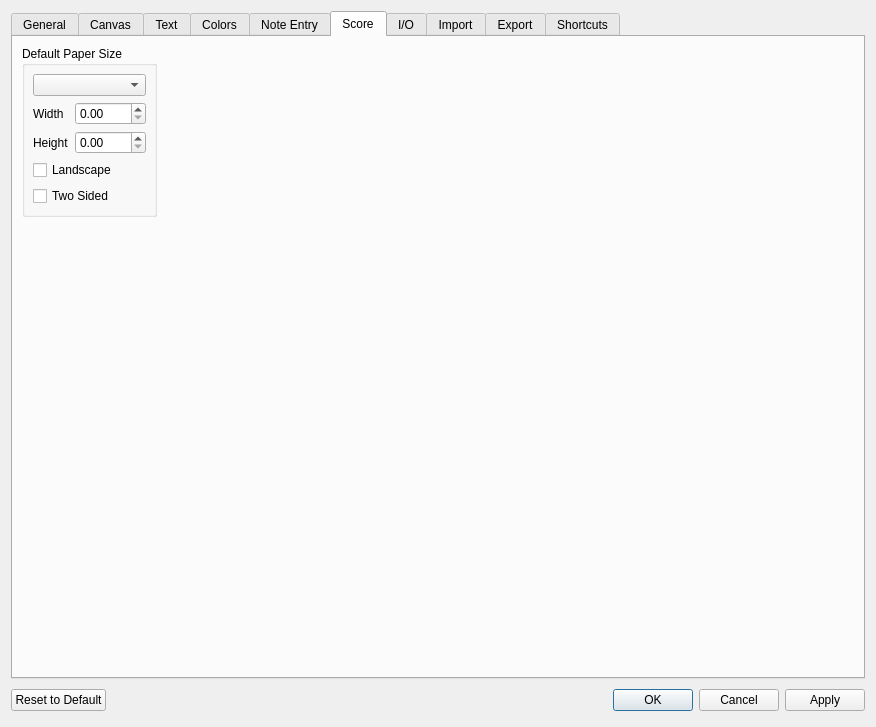
musescore/musescore-old, file mscore/mscore/prefsdialog.ui: the form before one commit.
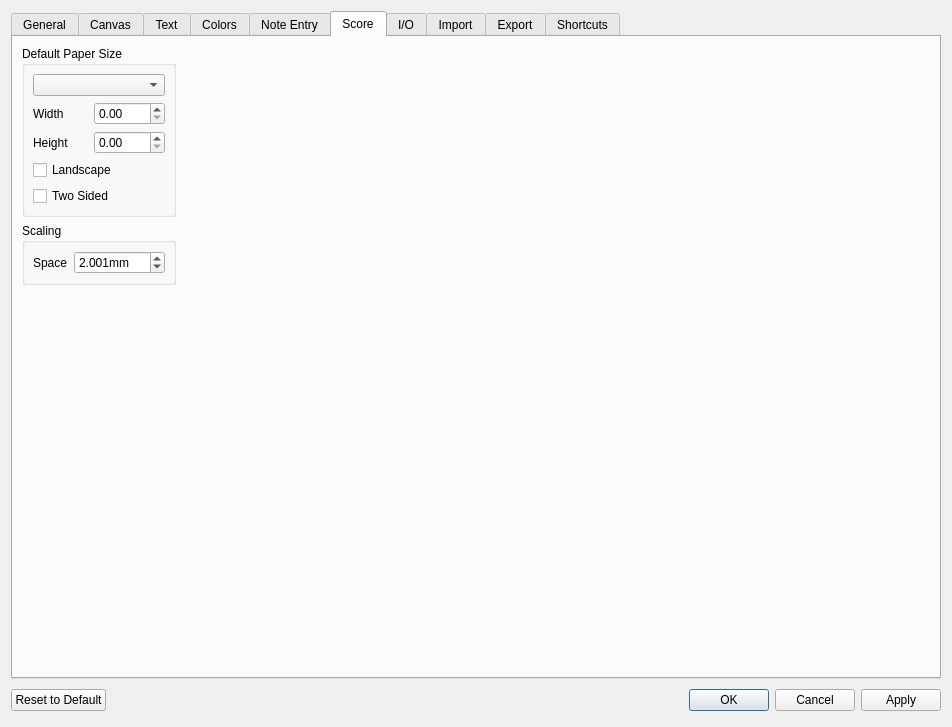
The form after the commit. The open tabs and pages were chosen to show the change. Icons and pictures are not drawn. Custom widgets are drawn as their Qt base class.

Commit message: add default spatium value for new scores to preferences

```diff
--- a/mscore/mscore/prefsdialog.ui
+++ b/mscore/mscore/prefsdialog.ui
@@ -6,7 +6,7 @@
    <rect>
     <x>0</x>
     <y>0</y>
-    <width>876</width>
+    <width>952</width>
     <height>727</height>
    </rect>
   </property>
@@ -1353,14 +1353,15 @@
       <attribute name="title">
        <string>Score</string>
       </attribute>
-      <layout class="QVBoxLayout" name="verticalLayout_6">
-       <item>
-        <layout class="QHBoxLayout" name="horizontalLayout_3">
-         <item>
+      <layout class="QGridLayout" name="gridLayout">
+       <item row="0" column="0">
           <widget class="QGroupBox" name="groupBox_11">
            <property name="title">
             <string>Default Paper Size</string>
            </property>
+         <property name="flat">
+          <bool>true</bool>
+         </property>
            <layout class="QGridLayout" name="_2">
             <property name="margin">
              <number>8</number>
@@ -1440,22 +1441,79 @@
            </layout>
           </widget>
          </item>
-         <item>
+       <item row="0" column="1">
           <spacer name="horizontalSpacer">
            <property name="orientation">
             <enum>Qt::Horizontal</enum>
            </property>
            <property name="sizeHint" stdset="0">
             <size>
-             <width>40</width>
+           <width>713</width>
              <height>20</height>
             </size>
            </property>
           </spacer>
          </item>
-        </layout>
+       <item row="1" column="0">
+        <widget class="QGroupBox" name="groupBox_18">
+         <property name="title">
+          <string>Scaling</string>
+         </property>
+         <property name="flat">
+          <bool>true</bool>
+         </property>
+         <layout class="QHBoxLayout" name="_3">
+          <property name="spacing">
+           <number>6</number>
+          </property>
+          <property name="margin">
+           <number>8</number>
+          </property>
+          <item>
+           <widget class="QLabel" name="label_38">
+            <property name="text">
+             <string>Space</string>
+            </property>
+            <property name="textFormat">
+             <enum>Qt::PlainText</enum>
+            </property>
+            <property name="buddy">
+             <cstring>spatiumEntry</cstring>
+            </property>
+           </widget>
+          </item>
+          <item>
+           <widget class="QDoubleSpinBox" name="spatiumEntry">
+            <property name="sizePolicy">
+             <sizepolicy hsizetype="Minimum" vsizetype="Fixed">
+              <horstretch>0</horstretch>
+              <verstretch>0</verstretch>
+             </sizepolicy>
+            </property>
+            <property name="suffix">
+             <string extracomment="millimeter">mm</string>
+            </property>
+            <property name="decimals">
+             <number>3</number>
+            </property>
+            <property name="minimum">
+             <double>0.001000000000000</double>
+            </property>
+            <property name="maximum">
+             <double>999.990000000000009</double>
+            </property>
+            <property name="singleStep">
+             <double>0.200000000000000</double>
+            </property>
+            <property name="value">
+             <double>2.001000000000000</double>
+            </property>
+           </widget>
+          </item>
+         </layout>
+        </widget>
        </item>
-       <item>
+       <item row="2" column="0">
         <spacer name="verticalSpacer_2">
          <property name="orientation">
           <enum>Qt::Vertical</enum>
```
Lines whose indentation alone changed are shown as unchanged. The commit also changes 4 other files.
